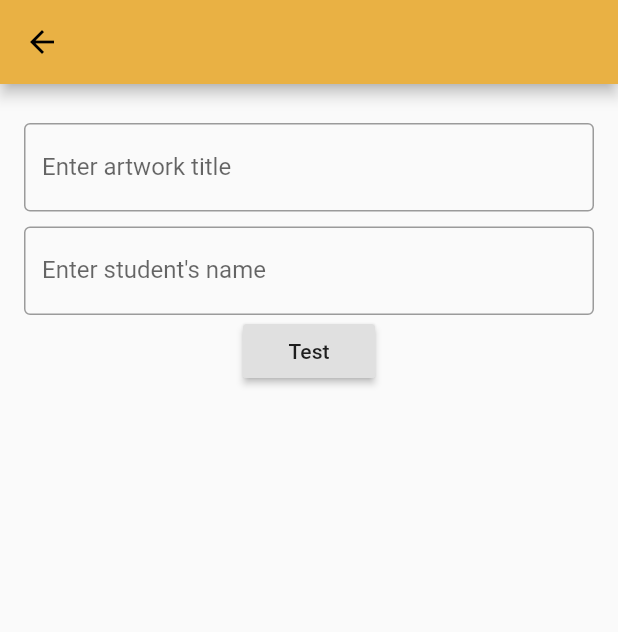
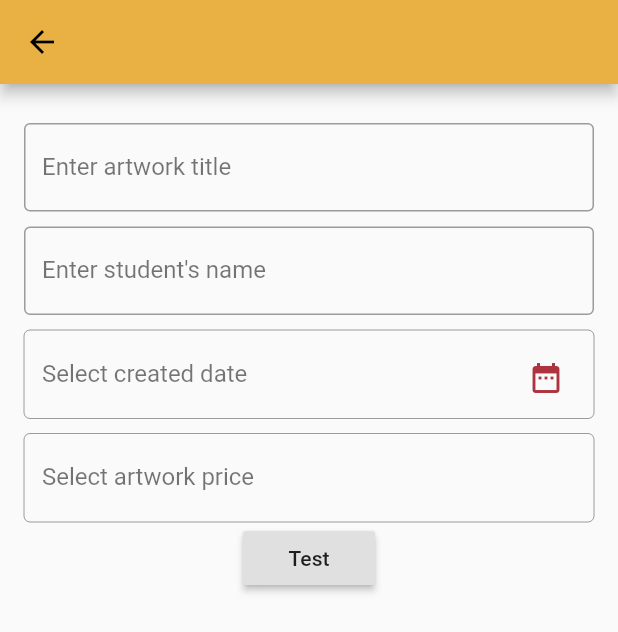
Before and after one commit to BloomTech-Labs/student-art-collection-android, a Flutter app: the ArtworkUploadPage screen opened directly, on a phone screen of 412 x 824 dp. Shown: the top 632 px of the screen. Run offline on Flutter 3.47's test engine with Material 2 defaults, Android fonts, the phone set to English and light mode, and no system bars; our stand-ins replace bloc, carousel_slider, dartz, data_connection_checker, equatable, extended_image and 6 more; missing offline and left inert: dart:ffi; accounts and stored records are empty; statements that could not run were skipped.

Commit message:
Design part of upload form with calendar view

```diff
--- a/lib/features/list_art/presentation/page/artwork_upload_page.dart
+++ b/lib/features/list_art/presentation/page/artwork_upload_page.dart
@@ -1,6 +1,9 @@
 import 'package:flutter/cupertino.dart';
 import 'package:flutter/material.dart';
 import 'package:flutter_bloc/flutter_bloc.dart';
+import 'package:intl/intl.dart';
+import 'package:student_art_collection/core/util/functions.dart';
+import 'package:student_art_collection/core/util/theme_constants.dart';
 import 'package:student_art_collection/features/list_art/presentation/bloc/upload/artwork_upload_bloc.dart';
 import 'package:student_art_collection/features/list_art/presentation/bloc/upload/artwork_upload_event.dart';
 import 'package:student_art_collection/features/list_art/presentation/bloc/upload/artwork_upload_state.dart';
@@ -35,6 +38,25 @@ class _UploadWidgetState extends State<UploadWidget> {
   String title, artistName, description;
   bool sold;
   int category, price;
+
+  DateTime selectedDate = DateTime.now();
+
+  final dateTextController = TextEditingController();
+  final priceTextController = TextEditingController();
+
+  Future<Null> _selectDate(BuildContext context) async {
+    final DateTime picked = await showDatePicker(
+      context: context,
+      initialDate: selectedDate,
+      firstDate: DateTime(2000),
+      lastDate: selectedDate,
+    );
+    if (picked != null && picked != selectedDate)
+      setState(() {
+        selectedDate = picked;
+        dateTextController.text = formatDate(selectedDate);
+      });
+  }
 
   @override
   Widget build(BuildContext context) {
@@ -74,6 +96,46 @@ class _UploadWidgetState extends State<UploadWidget> {
                       decoration:
                           getAuthInputDecoration('Enter student\'s name'),
                     ),
+                    SizedBox(height: 10),
+                    Stack(
+                      overflow: Overflow.visible,
+                      children: <Widget>[
+                        TextField(
+                          enabled: false,
+                          decoration:
+                              getAuthInputDecoration('Select created date'),
+                          controller: dateTextController,
+                        ),
+                        Positioned(
+                          top: 0,
+                          right: 0,
+                          child: Padding(
+                            padding: const EdgeInsets.all(8.0),
+                            child: IconButton(
+                              icon: Icon(
+                                Icons.date_range,
+                                color: accentColor,
+                              ),
+                              onPressed: () {
+                                _selectDate(context);
+                              },
+                            ),
+                          ),
+                        ),
+                      ],
+                    ),
+                    SizedBox(height: 10),
+                    Stack(
+                      overflow: Overflow.visible,
+                      children: <Widget>[
+                        TextField(
+                          enabled: false,
+                          decoration:
+                              getAuthInputDecoration('Select artwork price'),
+                          controller: priceTextController,
+                        ),
+                      ],
+                    ),
                     RaisedButton(
                       onPressed: () {
                         dispatchUpload();
--- a/lib/features/list_art/presentation/widget/auth_input_decoration.dart
+++ b/lib/features/list_art/presentation/widget/auth_input_decoration.dart
@@ -4,6 +4,9 @@ import 'package:student_art_collection/core/util/theme_constants.dart';
 InputDecoration getAuthInputDecoration(String hint) {
   return InputDecoration(
     labelText: hint,
+    labelStyle: TextStyle(
+      color: Colors.black54,
+    ),
     focusedBorder: OutlineInputBorder(
       borderSide: BorderSide(
         color: accentColor,
--- a/lib/main.dart
+++ b/lib/main.dart
@@ -26,6 +26,10 @@ class _MyAppState extends State<MyApp> {
     return MaterialApp(
       theme: ThemeData(
         appBarTheme: AppBarTheme(
+          textTheme: TextTheme(
+            title: TextStyle(color: Colors.black, fontSize: 20),
+          ),
+          iconTheme: IconThemeData(color: Colors.black),
           color: primaryColor,
         ),
         primaryColor: primaryColor,
--- a/pubspec.yaml
+++ b/pubspec.yaml
@@ -28,6 +28,7 @@ dependencies:
   graphql_flutter: ^2.1.1-beta.5
   graphql: ^2.1.1-beta.5
   cached_network_image: ^2.0.0
+  intl: ^0.16.1
 
 
 
```
Also changed, not shown: lib/core/util/functions.dart (+9 -2 lines), pubspec.lock.
